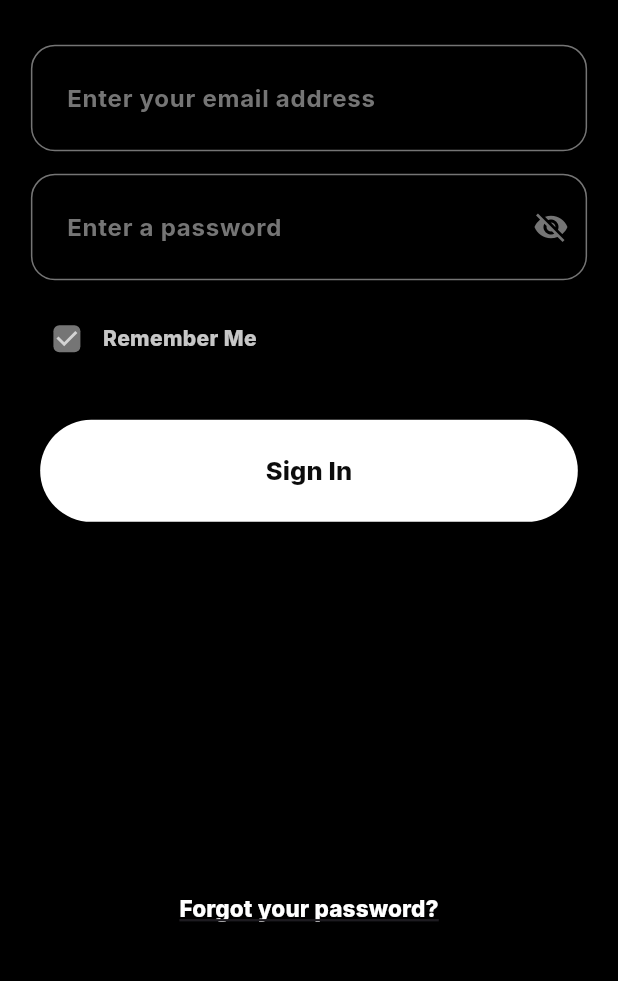
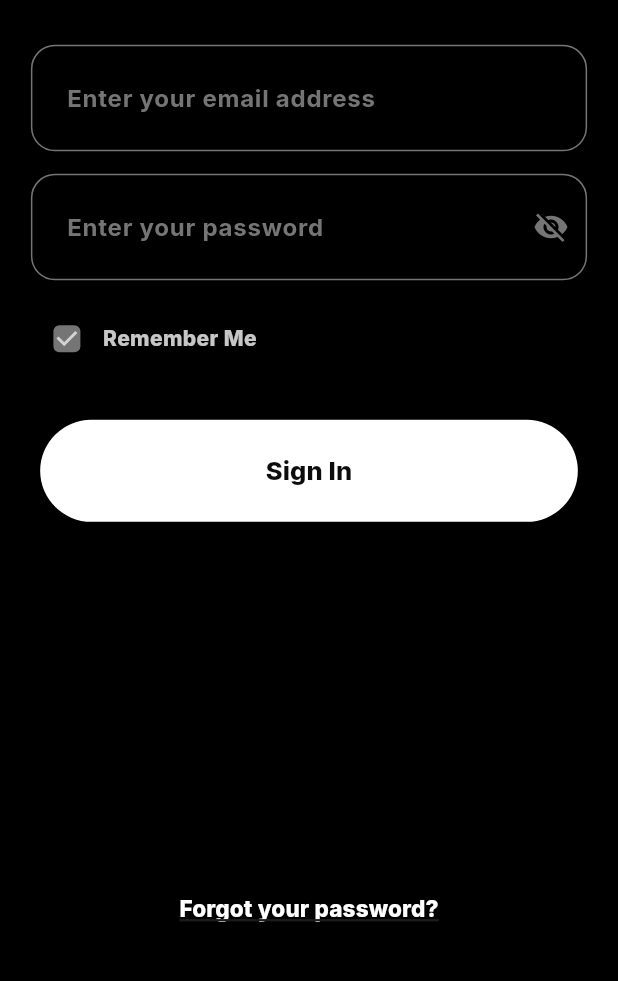
Before and after one commit to Tho100/revent, a Flutter app: the SignInPage screen opened directly, on a phone screen of 412 x 824 dp, the part 239-1220 px from its top. Run offline on Flutter 3.47's test engine with Material 3 defaults, Android fonts, the phone set to English and light mode, and no system bars; our stand-ins replace flutter_dotenv, get_it, google_fonts; missing offline and left inert: encrypt, mysql_client; statements that could not run were skipped.

Commit message:
Updated sign-in page password field hint text

```diff
--- a/lib/pages/authentication/sign_in.dart
+++ b/lib/pages/authentication/sign_in.dart
@@ -95,7 +95,7 @@ class SignInPageState extends State<SignInPage> {
           const SizedBox(height: 15),
 
           AuthTextField().passwordTextField(
-            hintText: "Enter a password", // TODO: Update to "Enter your password"
+            hintText: "Enter your password",
             controller: passwordController,
             visibility: visiblePasswordNotifier
           ),
```
